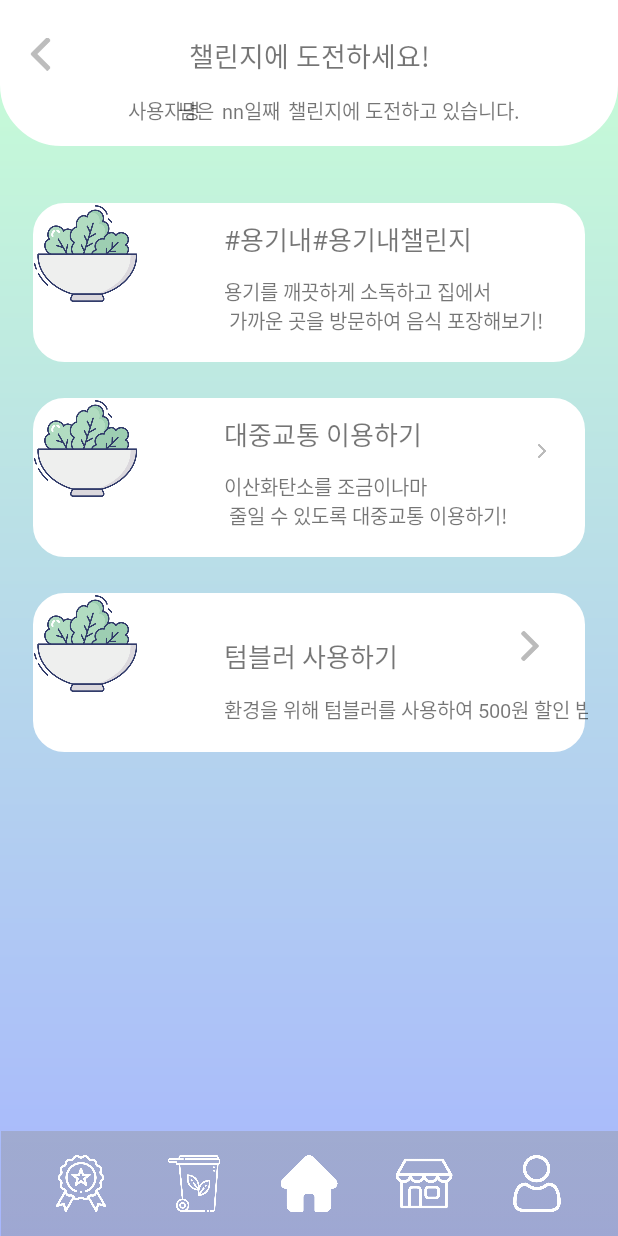
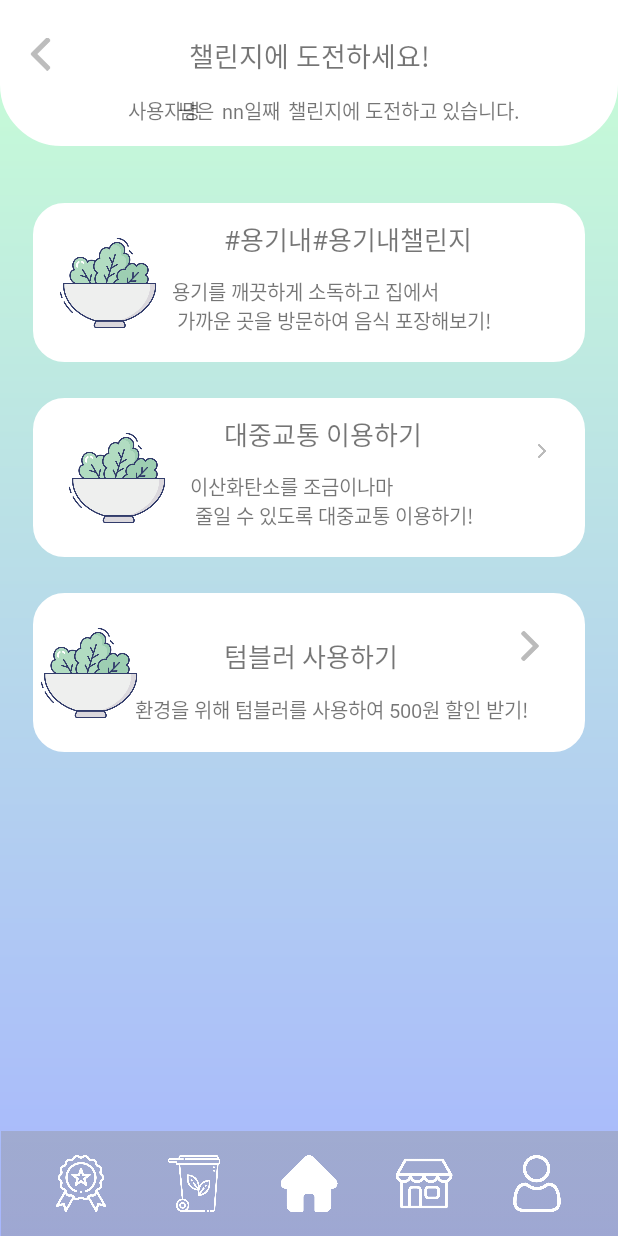
Before and after one commit to jxxny/GreenDay, an Android app: the challenge screen opened directly, with no data from a screen before it, on a phone screen of 412 x 824 dp. Run offline under Robolectric (Android 15) with nearby library versions, the phone set to English and light mode, and no system bars.

Commit message:
한번 바꿔봄

```diff
--- a/app/src/main/java/com/example/greenday/Item.java
+++ b/app/src/main/java/com/example/greenday/Item.java
@@ -13,4 +13,25 @@ public class Item {
         this.name = name;
         this.intro = intro;
     }
+
+    public String getType(){
+        return type;
+    }
+    public void setType(String type){
+        this.type = type;
+    }
+
+    public String getName(){
+        return name;
+    }
+    public void setName(String name){
+        this.name = name;
+    }
+
+    public String getIntro(){
+        return intro;
+    }
+    public void setIntro(String intro){
+        this.intro = intro;
+    }
 }
--- a/app/src/main/java/com/example/greenday/challenge.java
+++ b/app/src/main/java/com/example/greenday/challenge.java
@@ -9,10 +9,12 @@ import android.util.Log;
 import android.view.LayoutInflater;
 import android.view.View;
 import android.view.ViewGroup;
+import android.widget.ImageView;
 import android.widget.TextView;
 
 import androidx.annotation.NonNull;
 import androidx.appcompat.app.AppCompatActivity;
+import androidx.core.content.res.ResourcesCompat;
 import androidx.recyclerview.widget.LinearLayoutManager;
 import androidx.recyclerview.widget.RecyclerView;
 
@@ -77,12 +79,28 @@ public class challenge extends AppCompatActivity {
         TextView type;
         TextView name;
         TextView intro;
+        ImageView image;
 
         public MyViewHolder(@NonNull View itemView) {
             super(itemView);
-            type = (TextView)itemView.findViewById(R.id.chall_img_1);
-            name = (TextView)itemView.findViewById(R.id.chall_title);
-            intro = (TextView)itemView.findViewById(R.id.chall_intro);
+            type = itemView.findViewById(R.id.chall_type);
+            name = itemView.findViewById(R.id.chall_title);
+            intro = itemView.findViewById(R.id.chall_intro);
+            image = itemView.findViewById(R.id.chall_img_1);
+
+            ViewGroup.LayoutParams params = image.getLayoutParams();
+            params.width = 100;
+            params.height = 100;
+            image.setLayoutParams(params);
+
+            if(type.equals("용기"))
+                image.setImageDrawable(ResourcesCompat.getDrawable(getResources(), R.drawable.salad, null));
+
+            if(type.equals("대중교통"))
+                image.setImageDrawable(ResourcesCompat.getDrawable(getResources(), R.drawable.bus, null));
+
+            if(type.equals("텀블러"))
+                image.setImageDrawable(ResourcesCompat.getDrawable(getResources(), R.drawable.tumbler, null));
         }
     }
 
--- a/app/src/main/res/layout/challenge_list.xml
+++ b/app/src/main/res/layout/challenge_list.xml
@@ -26,11 +26,15 @@
         android:id="@+id/chall_intro"
         android:layout_width="wrap_content"
         android:layout_height="wrap_content"
+        android:layout_marginEnd="99dp"
+        android:layout_marginRight="99dp"
         android:layout_marginBottom="20dp"
         android:fontFamily="@font/nanum"
         android:text="용기를 깨끗하게 소독하고 집에서 \n 가까운 곳을 방문하여 음식 포장하기"
         android:textSize="13sp"
         app:layout_constraintBottom_toBottomOf="parent"
+        app:layout_constraintEnd_toEndOf="parent"
+        app:layout_constraintStart_toEndOf="@+id/chall_img_1"
         app:layout_constraintStart_toStartOf="@+id/chall_title" />
 
     <ImageView
@@ -47,10 +51,31 @@
 
     <ImageView
         android:id="@+id/chall_img_1"
-        android:layout_width="74dp"
-        android:layout_height="71dp"
-        app:srcCompat="@drawable/salad"
-        tools:layout_editor_absoluteX="32dp"
-        tools:layout_editor_absoluteY="20dp" />
+        android:layout_width="0dp"
+        android:layout_height="0dp"
+        android:layout_marginStart="32dp"
+        android:layout_marginLeft="32dp"
+        android:layout_marginTop="19dp"
+        android:layout_marginEnd="23dp"
+        android:layout_marginRight="23dp"
+        android:layout_marginBottom="19dp"
+        app:layout_constraintBottom_toBottomOf="parent"
+        app:layout_constraintEnd_toStartOf="@+id/chall_intro"
+        app:layout_constraintStart_toStartOf="parent"
+        app:layout_constraintTop_toTopOf="parent"
+        app:srcCompat="@drawable/salad" />
+
+    <TextView
+        android:id="@+id/chall_type"
+        android:layout_width="wrap_content"
+        android:layout_height="wrap_content"
+        android:layout_marginStart="8dp"
+        android:layout_marginLeft="8dp"
+        android:background="#00FFFFFF"
+        android:text="TextView"
+        android:textColor="#00FFFFFF"
+        app:layout_constraintBottom_toBottomOf="parent"
+        app:layout_constraintStart_toStartOf="@+id/chall_img_1"
+        app:layout_constraintTop_toTopOf="parent" />
 
 </androidx.constraintlayout.widget.ConstraintLayout>
```
